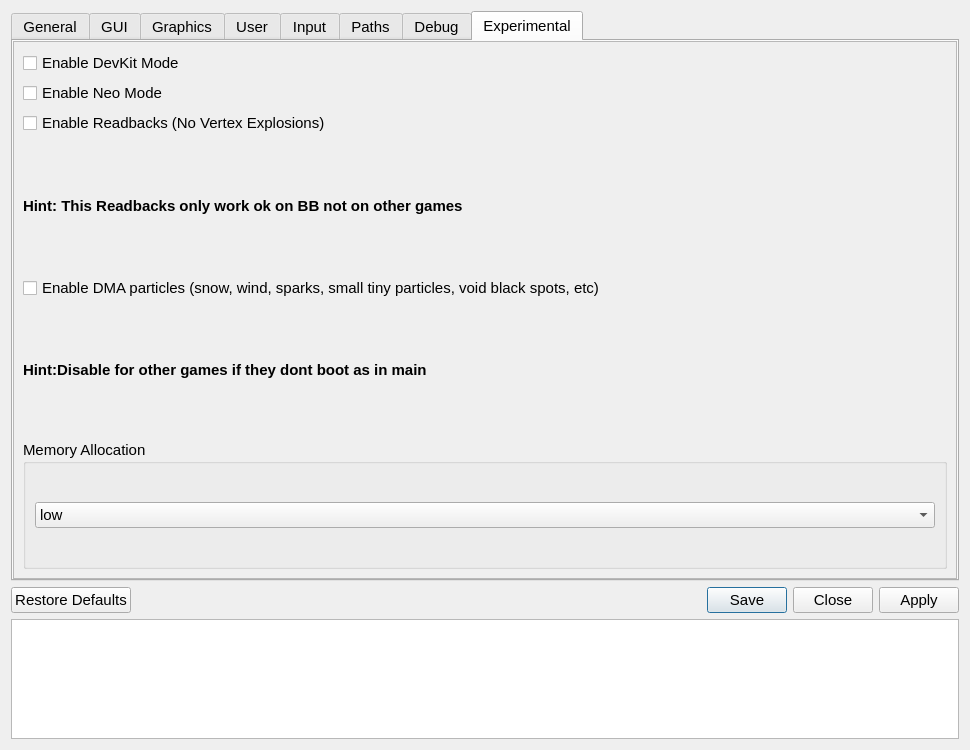
First picture: the form in src/qt_gui/settings_dialog.ui, repository diegolix29/shadPS4, before the edit.
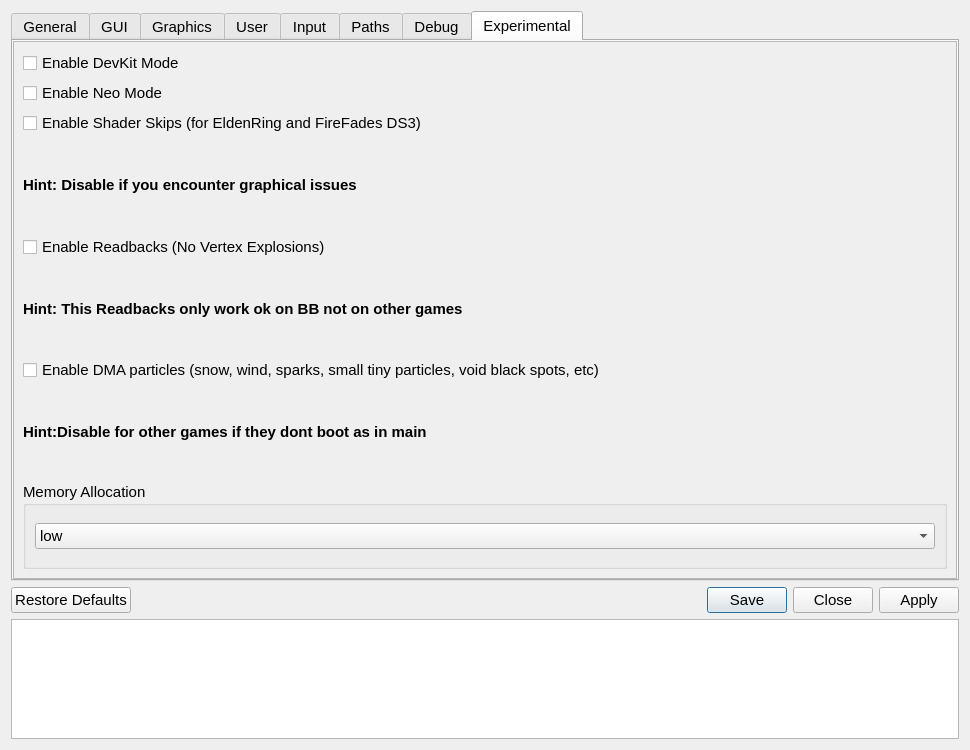
Second picture: the form after the edit. Icons and pictures are not drawn.

Commit message: Full Souls shader skips to experimental tab + memory improvements

Patch:
```diff
--- a/src/qt_gui/settings_dialog.ui
+++ b/src/qt_gui/settings_dialog.ui
@@ -2151,8 +2151,29 @@
               </property>
             </widget>
           </item>
+			<item>
+				<widget class="QCheckBox" name="SkipsCheckBox">
+					<property name="text">
+						<string>Enable Shader Skips (for EldenRing and FireFades DS3)</string>
+					</property>
+				</widget>
+			</item>
 
-          <item>
+			<item>
+				<widget class="QLabel" name="label_4">
+					<property name="font">
+						<font>
+							<pointsize>11</pointsize>
+							<bold>true</bold>
+						</font>
+					</property>
+					<property name="text">
+						<string>Hint: Disable if you encounter graphical issues</string>
+					</property>
+				</widget>
+			</item>
+
+			<item>
             <widget class="QCheckBox" name="ReadbacksCheckBox">
               <property name="text">
                 <string>Enable Readbacks (No Vertex Explosions)</string>
```
The commit also changes 5 other files.
